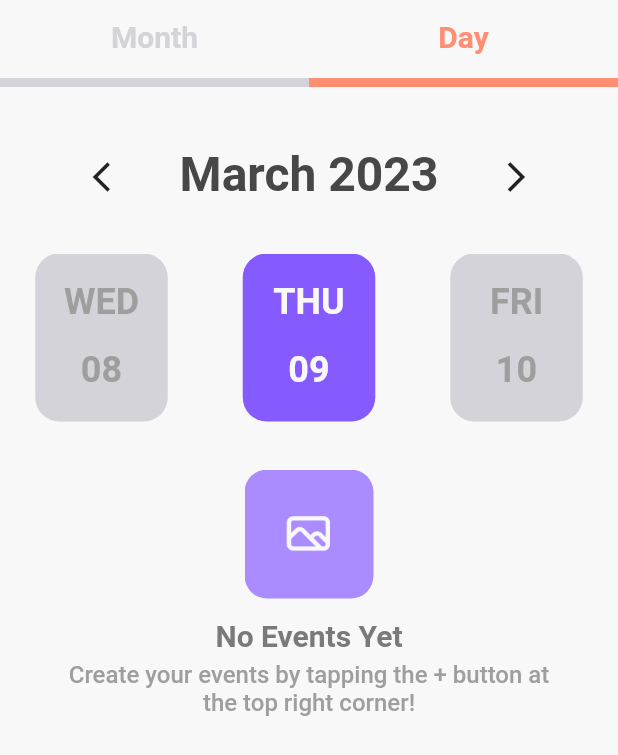
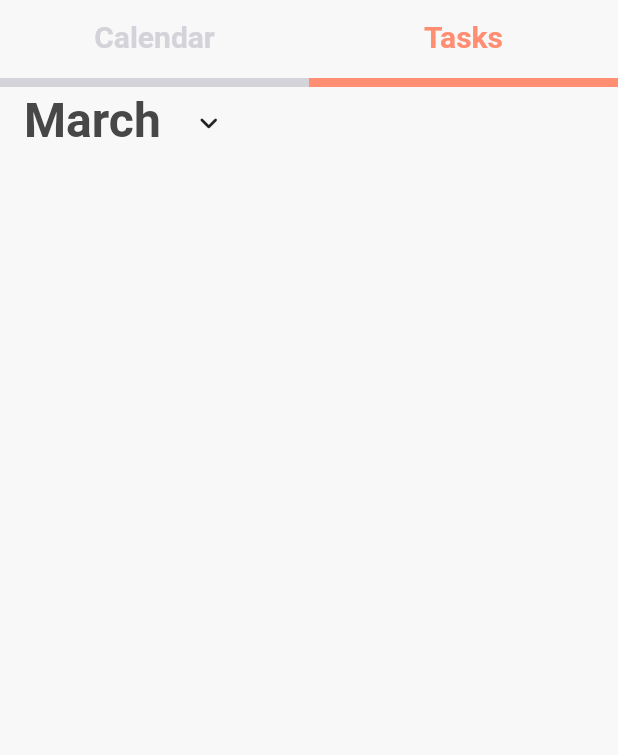
Before and after one commit to gdsc-loyola/admu_student_app, a Flutter app: the CalendarPage screen opened directly, on a phone screen of 412 x 824 dp. Shown: the top 755 px of the screen. Run offline on Flutter 3.47's test engine with Material 2 defaults, Android fonts, the phone set to English and light mode, and no system bars; our stand-ins replace google_fonts, introduction_screen, sqflite; missing offline and left inert: flutter_hsvcolor_picker; accounts and stored records are empty; Roboto replaces fonts that are missing (Asap).

Commit message:
changed calendar layout

```diff
--- a/lib/screens/calendar/calendar_page.dart
+++ b/lib/screens/calendar/calendar_page.dart
@@ -1,9 +1,8 @@
 import 'package:admu_student_app/constants/app_colors.dart';
 import 'package:flutter/material.dart';
 
-import 'package:admu_student_app/screens/calendar/month_tab.dart';
-import 'package:admu_student_app/screens/calendar/day_tab.dart';
-import 'package:admu_student_app/screens/calendar/undated_tasks_page.dart';
+import 'package:admu_student_app/screens/calendar/calendar_tab.dart';
+import 'package:admu_student_app/screens/calendar/tasks_tab.dart';
 
 class CalendarPage extends StatefulWidget {
   final DateTime date;
@@ -67,7 +66,7 @@ class _CalendarPageState extends State<CalendarPage> {
                       child: Ink(
                         child: Center(
                           child: Text(
-                            'Month',
+                            'Calendar',
                             style:
                                 Theme.of(context).textTheme.headline6.copyWith(
                                       color: isMonth
@@ -102,7 +101,7 @@ class _CalendarPageState extends State<CalendarPage> {
                       child: Ink(
                         child: Center(
                           child: Text(
-                            'Day',
+                            'Tasks',
                             style:
                                 Theme.of(context).textTheme.headline6.copyWith(
                                       color: isMonth
@@ -123,8 +122,8 @@ class _CalendarPageState extends State<CalendarPage> {
               child: Column(
                 children: [
                   isMonth
-                      ? MonthTab(date: _date, onDateChange: _onDateChange)
-                      : DayTab(date: _date, onDateChange: _onDateChange)
+                      ? CalendarTab(date: _date, onDateChange: _onDateChange)
+                      : TasksTab(date: _date, onDateChange: _onDateChange)
                 ],
               ),
             )
--- a/lib/screens/calendar/month_tab.dart
+++ b/lib/screens/calendar/calendar_tab.dart
@@ -12,17 +12,17 @@ import 'package:admu_student_app/widgets/home/empty_state.dart';
 import 'package:admu_student_app/widgets/modals/help.dart';
 import 'package:admu_student_app/widgets/help_button.dart';
 
-class MonthTab extends StatefulWidget {
+class CalendarTab extends StatefulWidget {
   final DateTime date;
   final Function(DateTime) onDateChange;
 
-  MonthTab({this.date, this.onDateChange});
+  CalendarTab({this.date, this.onDateChange});
 
   @override
-  _MonthTabState createState() => _MonthTabState();
+  _CalendarTabState createState() => _CalendarTabState();
 }
 
-class _MonthTabState extends State<MonthTab> {
+class _CalendarTabState extends State<CalendarTab> {
   DateTime _date;
 
   @override
--- a/lib/screens/calendar/day_tab.dart
+++ /dev/null
@@ -1,238 +0,0 @@
-import 'package:flutter/material.dart';
-import 'package:intl/intl.dart';
-import 'package:provider/provider.dart';
-
-import 'package:admu_student_app/constants/app_colors.dart';
-import 'package:admu_student_app/constants/app_strings.dart';
-import 'package:admu_student_app/models/calendar_events.dart';
-import 'package:admu_student_app/models/event.dart';
-import 'package:admu_student_app/widgets/calendar/event_card.dart';
-import 'package:admu_student_app/widgets/home/empty_state.dart';
-
-class DayTab extends StatefulWidget {
-  final DateTime date;
-  final Function(DateTime) onDateChange;
-
-  DayTab({this.date, this.onDateChange});
-
-  @override
-  _DayTabState createState() => _DayTabState();
-}
-
-class _DayTabState extends State<DayTab> {
-  DateTime _date, _dateAll;
-  PageController _pageCtrl;
-  int _pageCtrlInt;
-
-  @override
-  void initState() {
-    super.initState();
-
-    if (widget.date != null)
-      _date = widget.date;
-    else
-      _date = DateTime.now();
-  }
-
-  String _getDateString() {
-    DateTime now = DateTime.now();
-
-    if (now.year == _date.year &&
-        now.month == _date.month &&
-        now.day == _date.day)
-      return 'Today';
-    else
-      // how to get the date strings
-      return '${AppStrings.DAYS[_date.weekday - 1]}, ${AppStrings.MONTHS[_date.month - 1]} ${_date.day}';
-  }
-
-  // Tests
-
-  dynamic _getDates() {
-    // Take the input year, month number, and pass it inside DateTime()
-    var now = _date;
-
-    // Getting the total number of days of the month
-    var totalDays = daysInMonth(now);
-
-    var listOfDates = new List<int>.generate(totalDays, (i) => i + 1);
-    return listOfDates;
-  }
-
-  dynamic _getNow() {
-    var now = DateTime.now();
-    return now;
-  }
-
-// this returns the last date of the month using DateTime
-  int daysInMonth(DateTime _date) {
-    var firstDayThisMonth = new DateTime(_date.year, _date.month, _date.day);
-    var firstDayNextMonth = new DateTime(firstDayThisMonth.year,
-        firstDayThisMonth.month + 1, firstDayThisMonth.day);
-    return firstDayNextMonth.difference(firstDayThisMonth).inDays;
-  }
-
-  @override
-  Widget build(BuildContext context) {
-    if (_pageCtrl != null) _pageCtrl.dispose();
-    _pageCtrl = PageController(
-        initialPage: _date.day - 1,
-            // (_getNow().month == _date.month && _getNow().year == _date.year)
-            //     ? _getNow().day - 1
-            //     : 0, // the date today
-        viewportFraction: 150 / MediaQuery.of(context).size.width);
-    _pageCtrl.addListener(
-      () {
-        setState(() {
-          _pageCtrlInt = _pageCtrl.page.round();
-
-          _date = DateTime(_date.year, _date.month, _pageCtrlInt + 1);
-
-          // (_pageCtrl.page is int)
-          //     ? _pageCtrlInt = _pageCtrl.page.toInt()
-          //     : _pageCtrlInt = null;
-          // (_pageCtrl.page is int)
-          //     ? _date = DateTime(_date.year, _date.month, _pageCtrlInt + 1)
-          //     : _date = _date;
-        });
-
-        if (widget.onDateChange != null) widget.onDateChange(_date);
-      },
-    );
-
-    List<Event> _events =
-        Provider.of<CalendarEvents>(context).getEventsByDay(_date);
-
-    return Column(
-      crossAxisAlignment: CrossAxisAlignment.start,
-      children: [
-        SizedBox(height: 36),
-        Row(
-          mainAxisAlignment: MainAxisAlignment.spaceEvenly,
-          children: [
-            IconButton(
-                icon: Icon(Icons.arrow_back_ios_outlined),
-                onPressed: () {
-                  setState(() {
-                    // minus date
-                    _date = DateTime(_date.year, _date.month - 1, 1);
-                    (_getNow().month == _date.month &&
-                            _getNow().year == _date.year)
-                        ? _date = _getNow()
-                        : _date = DateTime(_date.year, _date.month, 1);
-
-                    if (widget.onDateChange != null) widget.onDateChange(_date);
-
-                    _pageCtrl.jumpToPage(_date.day - 1);
-                  });
-                }),
-            Center(
-              child: Text(
-                '${AppStrings.MONTHS[_date.month - 1]} ${_date.year}',
-                style: Theme.of(context)
-                    .textTheme
-                    .headline4
-                    .copyWith(color: AppColors.GRAY_DARK[0]),
-              ),
-            ),
-            IconButton(
-                icon: Icon(Icons.arrow_forward_ios_outlined),
-                onPressed: () {
-                  setState(() {
-                    // add date
-                    _date = DateTime(_date.year, _date.month + 1, 1);
-                    (_getNow().month == _date.month &&
-                            _getNow().year == _date.year)
-                        ? _date = _getNow()
-                        : _date = DateTime(_date.year, _date.month, 1);
-
-                    if (widget.onDateChange != null) widget.onDateChange(_date);
-
-                    _pageCtrl.jumpToPage(_date.day - 1);
-                  });
-                })
-          ],
-        ),
-        SizedBox(height: 27),
-
-        // testing
-        SizedBox(
-          height: 112,
-          child: PageView.builder(
-            controller: _pageCtrl,
-            itemCount: _getDates().length,
-            itemBuilder: (_, index) {
-              _dateAll = DateTime(_date.year, _date.month, index + 1);
-
-              bool isDate = _date.year == _dateAll.year &&
-                  _date.month == _dateAll.month &&
-                  _date.day == _dateAll.day;
-
-              return Container(
-                // replace with the time card
-                width: 72,
-                height: 112,
-                decoration: BoxDecoration(
-                    color: isDate
-                        ? AppColors.PRIMARY_MAIN
-                        : AppColors.GRAY_LIGHT[0],
-                    borderRadius: BorderRadius.all(Radius.circular(16))),
-                margin: EdgeInsets.symmetric(horizontal: 25),
-                child: Center(
-                    child: Column(
-                  crossAxisAlignment: CrossAxisAlignment.center,
-                  mainAxisAlignment: MainAxisAlignment.spaceEvenly,
-                  children: [
-                    Text(
-                      '${DateFormat('EEE').format(_dateAll).toUpperCase()}',
-                      style: Theme.of(context).textTheme.headline5.copyWith(
-                          color: isDate
-                              ? AppColors.GRAY_LIGHT[2]
-                              : AppColors.GRAY_DARK[2]),
-                    ),
-                    Text(
-                      '${DateFormat('dd').format(_dateAll)}',
-                      style: Theme.of(context).textTheme.headline5.copyWith(
-                          color: isDate
-                              ? AppColors.GRAY_LIGHT[2]
-                              : AppColors.GRAY_DARK[2]),
-                    ),
-                  ],
-                )),
-              );
-            },
-          ),
-        ),
-        SizedBox(height: 16),
-        /*Text(
-          _getDateString(),
-          style: Theme.of(context)
-              .textTheme
-              .headline6
-              .copyWith(color: AppColors.PRIMARY_ALT),
-        ),
-        SizedBox(height: 8),*/
-        _events.length > 0
-            ? ListView.builder(
-                physics: NeverScrollableScrollPhysics(),
-                shrinkWrap: true,
-                itemCount: _events.length,
-                itemBuilder: (_, index) {
-                  return Container(
-                    margin: EdgeInsets.only(bottom: 8.0),
-                    child: EventCard(
-                      event: _events[index],
-                      onMark: () => setState(() {}),
-                    ),
-                  );
-                },
-              )
-            : EmptyState(
-                topText: 'No Events Yet',
-                bottomText:
-                    'Create your events by tapping the + button at the top right corner!'
-        ),
-      ],
-    );
-  }
-}
--- /dev/null
+++ b/lib/screens/calendar/tasks_tab.dart
@@ -0,0 +1,239 @@
+import 'package:flutter/material.dart';
+import 'package:intl/intl.dart';
+import 'package:provider/provider.dart';
+
+import 'package:admu_student_app/constants/app_colors.dart';
+import 'package:admu_student_app/constants/app_strings.dart';
+import 'package:admu_student_app/models/calendar_events.dart';
+import 'package:admu_student_app/widgets/calendar/event_card_compact.dart';
+import 'package:admu_student_app/widgets/calendar/calendar.dart';
+
+class TasksTab extends StatefulWidget {
+  final DateTime date;
+  final Function(DateTime) onDateChange;
+
+  TasksTab({this.date, this.onDateChange});
+
+  @override
+  _TasksTabState createState() => _TasksTabState();
+}
+
+class _TasksTabState extends State<TasksTab> {
+  DateTime _date, _dateAll;
+  PageController _pageCtrl;
+  int _pageCtrlInt;
+
+  @override
+  void initState() {
+    super.initState();
+
+    if (widget.date != null)
+      _date = widget.date;
+    else
+      _date = DateTime.now();
+  }
+
+  void _onDateChange(DateTime date) {
+    setState(() {
+      _date = date;
+    });
+
+    if (widget.onDateChange != null) widget.onDateChange(date);
+  }
+
+  void _onClickMonth(BuildContext context) {
+    showGeneralDialog(
+        context: context,
+        barrierDismissible: true,
+        barrierLabel:
+            MaterialLocalizations.of(context).modalBarrierDismissLabel,
+        pageBuilder: (context, _, __) {
+          return Column(
+            crossAxisAlignment: CrossAxisAlignment.center,
+            mainAxisSize: MainAxisSize.max,
+            mainAxisAlignment: MainAxisAlignment.end,
+            children: [
+              SizedBox(height: (MediaQuery.of(context).size.height) * 0.30),
+              CalendarMonth(
+                onDateChange: (DateTime date) {
+                  setState(() {
+                    _date = date;
+                  });
+
+                  if (widget.onDateChange != null) widget.onDateChange(_date);
+                },
+              )
+            ],
+          );
+        });
+  }
+
+  dynamic _getDates() {
+    // Take the input year, month number, and pass it inside DateTime()
+    var now = _date;
+
+    // Getting the total number of days of the month
+    var totalDays = daysInMonth(now);
+
+    var listOfDates = new List<int>.generate(totalDays, (i) => i + 1);
+    return listOfDates;
+  }
+
+  dynamic _getNow() {
+    var now = DateTime.now();
+    return now;
+  }
+
+// this returns the last date of the month using DateTime
+  int daysInMonth(DateTime _date) {
+    var firstDayThisMonth = new DateTime(_date.year, _date.month, _date.day);
+    var firstDayNextMonth = new DateTime(firstDayThisMonth.year,
+        firstDayThisMonth.month + 1, firstDayThisMonth.day);
+    return firstDayNextMonth.difference(firstDayThisMonth).inDays;
+  }
+
+  @override
+  Widget build(BuildContext context) {
+    if (_pageCtrl != null) _pageCtrl.dispose();
+    _pageCtrl = PageController(
+        initialPage: _date.day - 1,
+        // (_getNow().month == _date.month && _getNow().year == _date.year)
+        //     ? _getNow().day - 1
+        //     : 0, // the date today
+        viewportFraction: 150 / MediaQuery.of(context).size.width);
+    _pageCtrl.addListener(
+      () {
+        setState(() {
+          _pageCtrlInt = _pageCtrl.page.round();
+
+          _date = DateTime(_date.year, _date.month, _pageCtrlInt + 1);
+
+          // (_pageCtrl.page is int)
+          //     ? _pageCtrlInt = _pageCtrl.page.toInt()
+          //     : _pageCtrlInt = null;
+          // (_pageCtrl.page is int)
+          //     ? _date = DateTime(_date.year, _date.month, _pageCtrlInt + 1)
+          //     : _date = _date;
+        });
+
+        if (widget.onDateChange != null) widget.onDateChange(_date);
+      },
+    );
+
+    /*List<Event> _events =
+        Provider.of<CalendarEvents>(context).getEventsByDay(_date);*/
+
+    return Column(
+      children: [
+        InkWell(
+            child: Row(children: [
+          Text(
+            '${AppStrings.MONTHS[_date.month - 1]} ',
+            style: Theme.of(context)
+                .textTheme
+                .headline4
+                .copyWith(color: AppColors.GRAY_DARK[0]),
+          ),
+          IconButton(
+            onPressed: () => _onClickMonth(context),
+            icon: Icon(Icons.expand_more_rounded),
+          )
+        ])),
+        SizedBox(height: 27),
+        Container(
+            child: ListView.builder(
+          physics: NeverScrollableScrollPhysics(),
+          shrinkWrap: true,
+          itemCount: _getDates().length,
+          itemBuilder: (_, index) {
+            _dateAll = DateTime(_date.year, _date.month, index + 1);
+            bool isDate = _date.year == _dateAll.year &&
+                _date.month == _dateAll.month &&
+                _date.day == _dateAll.day;
+            return Container(
+                child: Row(
+              children: [
+                Container(
+                  margin: EdgeInsets.symmetric(horizontal: 10),
+                  child: Container(
+                    child: Provider.of<CalendarEvents>(context)
+                                .getEventsByDay(_dateAll)
+                                .length >
+                            0
+                        ? Row(
+                            children: [
+                              Column(
+                                crossAxisAlignment: CrossAxisAlignment.center,
+                                mainAxisAlignment:
+                                    MainAxisAlignment.spaceEvenly,
+                                children: [
+                                  Text(
+                                    '${DateFormat('EEE').format(_dateAll)}',
+                                    style: Theme.of(context)
+                                        .textTheme
+                                        .headline5
+                                        .copyWith(
+                                            color: isDate
+                                                ? AppColors.PRIMARY_MAIN
+                                                : AppColors.GRAY_DARK[0]),
+                                  ),
+                                  Container(
+                                      padding: const EdgeInsets.all(5.0),
+                                      decoration: BoxDecoration(
+                                        color: isDate
+                                            ? AppColors.PRIMARY_MAIN
+                                            : Colors.transparent,
+                                        shape: BoxShape.circle,
+                                      ),
+                                      child: Text(
+                                        '${DateFormat('dd').format(_dateAll)}',
+                                        style: Theme.of(context)
+                                            .textTheme
+                                            .headline5
+                                            .copyWith(
+                                                color: isDate
+                                                    ? AppColors.GRAY_LIGHT[2]
+                                                    : AppColors.GRAY_DARK[0]),
+                                      )),
+                                ],
+                              )
+                            ],
+                          )
+                        : Container(),
+                  ),
+                ),
+                Expanded(
+                    child: ListView.builder(
+                  physics: NeverScrollableScrollPhysics(),
+                  shrinkWrap: true,
+                  itemCount: Provider.of<CalendarEvents>(context)
+                      .getEventsByDay(_dateAll)
+                      .length,
+                  itemBuilder: (_, index) {
+                    return Container(
+                      margin: EdgeInsets.only(bottom: 8.0),
+                      child: CompactEventCard(
+                        event: Provider.of<CalendarEvents>(context)
+                            .getEventsByDay(_dateAll)[index],
+                        onMark: () => setState(() {}),
+                      ),
+                    );
+                  },
+                ))
+              ],
+            ));
+          },
+        )),
+        SizedBox(height: 16),
+      ],
+      /*Text(
+          _getDateString(),
+          style: Theme.of(context)
+              .textTheme
+              .headline6
+              .copyWith(color: AppColors.PRIMARY_ALT),
+        ),
+        SizedBox(height: 8),*/
+    );
+  }
+}
--- a/lib/widgets/calendar/calendar.dart
+++ b/lib/widgets/calendar/calendar.dart
@@ -126,7 +126,12 @@ class _CalendarMonthState extends State<CalendarMonth> {
                     style: Theme.of(context).textTheme.caption.copyWith(
                         color: dt.day == _date.day
                             ? AppColors.GRAY_LIGHT[2]
-                            : AppColors.GRAY_DARK[0], fontWeight: (dt.year == DateTime.now().year) && (dt.month == DateTime.now().month) && (dt.day == DateTime.now().day) ? FontWeight.bold : FontWeight.normal),
+                            : AppColors.GRAY_DARK[0],
+                        fontWeight: (dt.year == DateTime.now().year) &&
+                                (dt.month == DateTime.now().month) &&
+                                (dt.day == DateTime.now().day)
+                            ? FontWeight.bold
+                            : FontWeight.normal),
                   ),
                 ),
               ),
@@ -181,8 +186,9 @@ class _CalendarMonthState extends State<CalendarMonth> {
     List<Event> events =
         Provider.of<CalendarEvents>(context).getEventsByMonth(_date);
 
-    return Ink(
-      // height: 382,
+    return Material(
+        child: Ink(
+      // height: 382
       decoration: BoxDecoration(
         borderRadius: BorderRadius.all(Radius.circular(8)),
         color: Colors.white,
@@ -212,7 +218,6 @@ class _CalendarMonthState extends State<CalendarMonth> {
                   setState(() {
                     // minus date
                     _date = DateTime(_date.year, _date.month - 1, 1);
-
                     if (widget.onDateChange != null) widget.onDateChange(_date);
                   });
                 },
@@ -225,7 +230,6 @@ class _CalendarMonthState extends State<CalendarMonth> {
                   setState(() {
                     // add date
                     _date = DateTime(_date.year, _date.month + 1, 1);
-
                     if (widget.onDateChange != null) widget.onDateChange(_date);
                   });
                 },
@@ -240,6 +244,6 @@ class _CalendarMonthState extends State<CalendarMonth> {
           _buildDates(context, events),
         ],
       ),
-    );
+    ));
   }
 }
```
Also changed, not shown: 3 other files.
